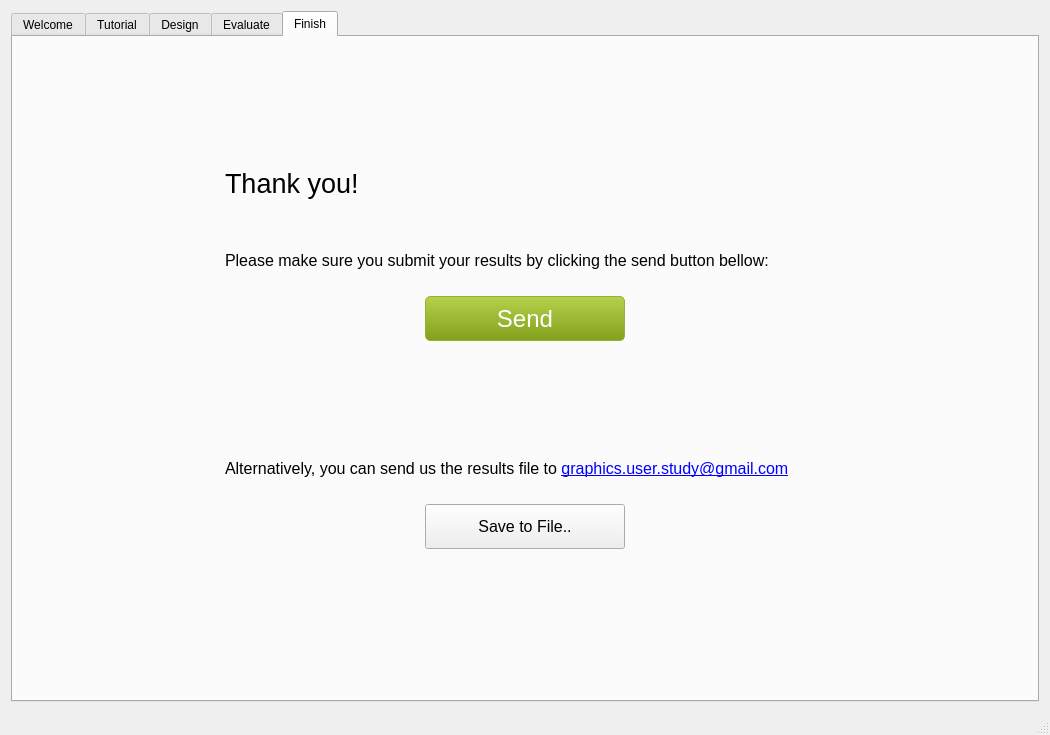
ialhashim/user-study-graphics, file UserStudyApp/userstudyMainWindow.ui: the form before one commit.
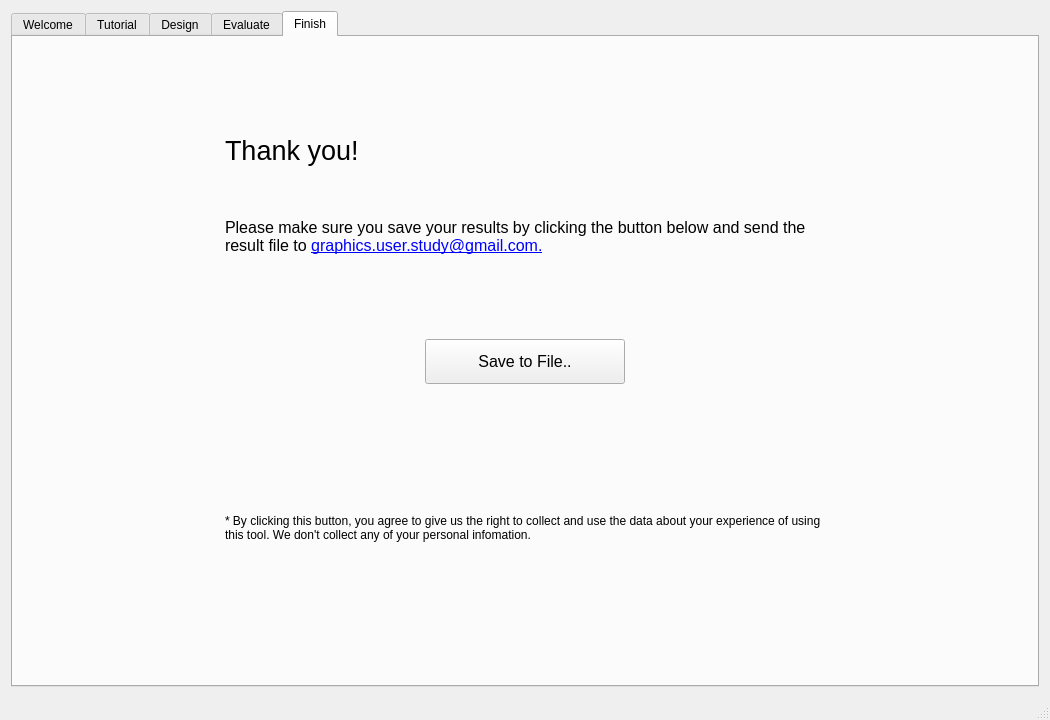
The form after the commit. The open tabs and pages were chosen to show the change. Icons and pictures are not drawn.

```diff
--- a/UserStudyApp/userstudyMainWindow.ui
+++ b/UserStudyApp/userstudyMainWindow.ui
@@ -21,7 +21,7 @@
     <item>
      <widget class="QTabWidget" name="screens">
       <property name="currentIndex">
-       <number>0</number>
+       <number>4</number>
       </property>
       <widget class="QWidget" name="WelcomeScreen">
        <attribute name="title">
@@ -73,7 +73,7 @@
                <item>
                 <widget class="QLabel" name="label_5">
                  <property name="text">
-                  <string>&lt;html&gt;&lt;head/&gt;&lt;body&gt;&lt;p&gt;&lt;span style=&quot; font-size:9pt;&quot;&gt;In this study, you will be presented with several shapes that need to be edited in order for them to stack more properly. A tight stacking can help save space for objects such as kitchenware or furniture.&lt;/span&gt;&lt;/p&gt;&lt;p&gt;&lt;br/&gt;&lt;/p&gt;&lt;p&gt;&lt;span style=&quot; font-size:9pt;&quot;&gt;This application contain the following sections:&lt;/span&gt;&lt;/p&gt;&lt;ul style=&quot;margin-top: 0px; margin-bottom: 0px; margin-left: 0px; margin-right: 0px; -qt-list-indent: 1;&quot;&gt;&lt;li style=&quot; margin-top:12px; margin-bottom:12px; margin-left:0px; margin-right:0px; -qt-block-indent:0; text-indent:0px;&quot;&gt;&lt;span style=&quot; font-weight:600;&quot;&gt;Tutorial&lt;/span&gt; - a short video that will help you navigate through our editing tool. Make sure you watch the entire clip.&lt;/li&gt;&lt;li style=&quot; margin-top:12px; margin-bottom:12px; margin-left:0px; margin-right:0px; -qt-block-indent:0; text-indent:0px;&quot;&gt;&lt;span style=&quot; font-weight:600;&quot;&gt;Design &lt;/span&gt;- an interactive 3D editing tool with part selection and transformation. You will be given several tasks to try and accomplish. If a task is difficult you can skip it.&lt;/li&gt;&lt;/ul&gt;&lt;p&gt;&lt;br/&gt;&lt;/p&gt;&lt;p&gt;At the end of the study please press the 'Send' button to send us your results or save the results to a file and send it to the given email address.&lt;/p&gt;&lt;p&gt;&lt;br/&gt;&lt;/p&gt;&lt;p&gt;We hope you enjoy your time with our fun tool!&lt;/p&gt;&lt;p&gt;&lt;br/&gt;&lt;/p&gt;&lt;p&gt;&lt;br/&gt;&lt;/p&gt;&lt;/body&gt;&lt;/html&gt;</string>
+                  <string>&lt;html&gt;&lt;head/&gt;&lt;body&gt;&lt;p&gt;&lt;span style=&quot; font-size:9pt;&quot;&gt;In this study, you will be presented with several shapes that need to be edited in order for them to stack more properly. A tight stacking can help save space for objects such as kitchenware or furniture.&lt;/span&gt;&lt;/p&gt;&lt;p&gt;&lt;br/&gt;&lt;/p&gt;&lt;p&gt;&lt;span style=&quot; font-size:9pt;&quot;&gt;This application contains the following sections:&lt;/span&gt;&lt;/p&gt;&lt;ul style=&quot;margin-top: 0px; margin-bottom: 0px; margin-left: 0px; margin-right: 0px; -qt-list-indent: 1;&quot;&gt;&lt;li style=&quot; margin-top:12px; margin-bottom:12px; margin-left:0px; margin-right:0px; -qt-block-indent:0; text-indent:0px;&quot;&gt;&lt;span style=&quot; font-weight:600;&quot;&gt;Tutorial&lt;/span&gt; - a short video that will help you navigate through our editing tool. Make sure you watch the entire clip.&lt;/li&gt;&lt;li style=&quot; margin-top:12px; margin-bottom:12px; margin-left:0px; margin-right:0px; -qt-block-indent:0; text-indent:0px;&quot;&gt;&lt;span style=&quot; font-weight:600;&quot;&gt;Design &lt;/span&gt;- an interactive 3D editing tool with part selection and transformation. You will be given several tasks to try and accomplish. &lt;br/&gt;&lt;/li&gt;&lt;/ul&gt;&lt;p&gt;At the end of the study please press the 'Send' button to send us your results or save the results to a file and send it to the given email address.&lt;/p&gt;&lt;p&gt;&lt;br/&gt;&lt;/p&gt;&lt;p&gt;We hope you enjoy your time with our fun tool!&lt;/p&gt;&lt;p&gt;&lt;br/&gt;&lt;/p&gt;&lt;p&gt;&lt;br/&gt;&lt;/p&gt;&lt;/body&gt;&lt;/html&gt;</string>
                  </property>
                  <property name="alignment">
                   <set>Qt::AlignLeading|Qt::AlignLeft|Qt::AlignTop</set>
@@ -536,109 +536,17 @@
         <property name="horizontalSpacing">
          <number>6</number>
         </property>
-        <item row="2" column="1">
-         <layout class="QVBoxLayout" name="verticalLayout_10">
-          <property name="leftMargin">
-           <number>200</number>
-          </property>
-          <property name="topMargin">
-           <number>20</number>
-          </property>
-          <property name="rightMargin">
-           <number>200</number>
-          </property>
-          <property name="bottomMargin">
-           <number>20</number>
-          </property>
-          <item>
-           <widget class="QPushButton" name="sendResultButton">
-            <property name="minimumSize">
-             <size>
-              <width>200</width>
-              <height>45</height>
-             </size>
-            </property>
-            <property name="maximumSize">
-             <size>
-              <width>200</width>
-              <height>16777215</height>
-             </size>
-            </property>
-            <property name="styleSheet">
-             <string notr="true">QPushButton{
-	background:qlineargradient(spread:pad, x1:0, y1:0, x2:0, y2:1, stop:0 #b6d14c, stop:1 #83a01c);
-	color: white;
-	border: 1px solid #97B134;
-	font-family: 'Open Sans', sans-serif;
-	font-size: 24px;
-    border-radius: 5px;
-}
-
-QPushButton:hover{
-    background:qlineargradient(spread:pad, x1:0, y1:0, x2:0, y2:1, stop:0 #bbda4c, stop:1 #83a01d);
-}
-
-QPushButton:pressed{
-   background:qlineargradient(spread:pad, x1:0, y1:0, x2:0, y2:1, stop:0 #83a01c, stop:1 #b6d14c);
-}</string>
-            </property>
-            <property name="text">
-             <string>Send</string>
-            </property>
-           </widget>
-          </item>
-         </layout>
-        </item>
         <item row="0" column="1">
-         <spacer name="verticalSpacer_3">
-          <property name="orientation">
-           <enum>Qt::Vertical</enum>
-          </property>
-          <property name="sizeHint" stdset="0">
-           <size>
-            <width>20</width>
-            <height>40</height>
-           </size>
-          </property>
-         </spacer>
-        </item>
-        <item row="6" column="1">
-         <spacer name="verticalSpacer">
-          <property name="orientation">
-           <enum>Qt::Vertical</enum>
-          </property>
-          <property name="sizeHint" stdset="0">
-           <size>
-            <width>20</width>
-            <height>80</height>
-           </size>
-          </property>
-         </spacer>
-        </item>
-        <item row="4" column="1">
-         <widget class="QLabel" name="label">
-          <property name="text">
-           <string>&lt;html&gt;&lt;head/&gt;&lt;body&gt;&lt;p&gt;&lt;span style=&quot; font-size:12pt;&quot;&gt;Alternatively, you can send us the results file to &lt;/span&gt;&lt;a href=&quot;mailto:space.saver@gmail.com?Subject=Results&quot;&gt;&lt;span style=&quot; font-size:12pt; text-decoration: underline; color:#0000ff;&quot;&gt;graphics.user.study@gmail.com&lt;/span&gt;&lt;/a&gt;&lt;/p&gt;&lt;/body&gt;&lt;/html&gt;</string>
-          </property>
-          <property name="wordWrap">
-           <bool>true</bool>
-          </property>
-          <property name="openExternalLinks">
-           <bool>true</bool>
-          </property>
-         </widget>
-        </item>
-        <item row="1" column="1">
          <widget class="QLabel" name="label_2">
           <property name="text">
-           <string>&lt;html&gt;&lt;head/&gt;&lt;body&gt;&lt;p&gt;&lt;span style=&quot; font-size:20pt;&quot;&gt;Thank you!&lt;/span&gt;&lt;/p&gt;&lt;p&gt;&lt;br/&gt;&lt;/p&gt;&lt;p&gt;&lt;span style=&quot; font-size:12pt;&quot;&gt;Please make sure you submit your results by clicking the send button bellow:&lt;/span&gt;&lt;/p&gt;&lt;/body&gt;&lt;/html&gt;</string>
+           <string>&lt;html&gt;&lt;head/&gt;&lt;body&gt;&lt;p&gt;&lt;span style=&quot; font-size:20pt;&quot;&gt;Thank you!&lt;/span&gt;&lt;/p&gt;&lt;p&gt;&lt;br/&gt;&lt;/p&gt;&lt;p&gt;&lt;span style=&quot; font-size:12pt;&quot;&gt;Please make sure you save your results by clicking the button below and send the result file to &lt;/span&gt;&lt;a href=&quot;mailto:space.saver@gmail.com?Subject=Results&quot;&gt;&lt;span style=&quot; font-size:12pt; text-decoration: underline; color:#0000ff;&quot;&gt;graphics.user.study@gmail.com.&lt;/span&gt;&lt;/a&gt;&lt;/p&gt;&lt;/body&gt;&lt;/html&gt;</string>
           </property>
           <property name="wordWrap">
            <bool>true</bool>
           </property>
          </widget>
         </item>
-        <item row="2" column="0">
+        <item row="1" column="0">
          <spacer name="horizontalSpacer_2">
           <property name="orientation">
            <enum>Qt::Horizontal</enum>
@@ -654,20 +562,7 @@
           </property>
          </spacer>
         </item>
-        <item row="3" column="1">
-         <spacer name="verticalSpacer_2">
-          <property name="orientation">
-           <enum>Qt::Vertical</enum>
-          </property>
-          <property name="sizeHint" stdset="0">
-           <size>
-            <width>20</width>
-            <height>40</height>
-           </size>
-          </property>
-         </spacer>
-        </item>
-        <item row="2" column="2">
+        <item row="1" column="2">
          <spacer name="horizontalSpacer">
           <property name="orientation">
            <enum>Qt::Horizontal</enum>
@@ -683,7 +578,17 @@
           </property>
          </spacer>
         </item>
-        <item row="5" column="1">
+        <item row="3" column="1">
+         <widget class="QLabel" name="label_6">
+          <property name="text">
+           <string>* By clicking this button, you agree to give us the right to collect and use the data about your experience of using this tool. We don't collect any of your personal infomation.</string>
+          </property>
+          <property name="wordWrap">
+           <bool>true</bool>
+          </property>
+         </widget>
+        </item>
+        <item row="1" column="1">
          <layout class="QVBoxLayout" name="verticalLayout_11">
           <property name="leftMargin">
            <number>200</number>
```
